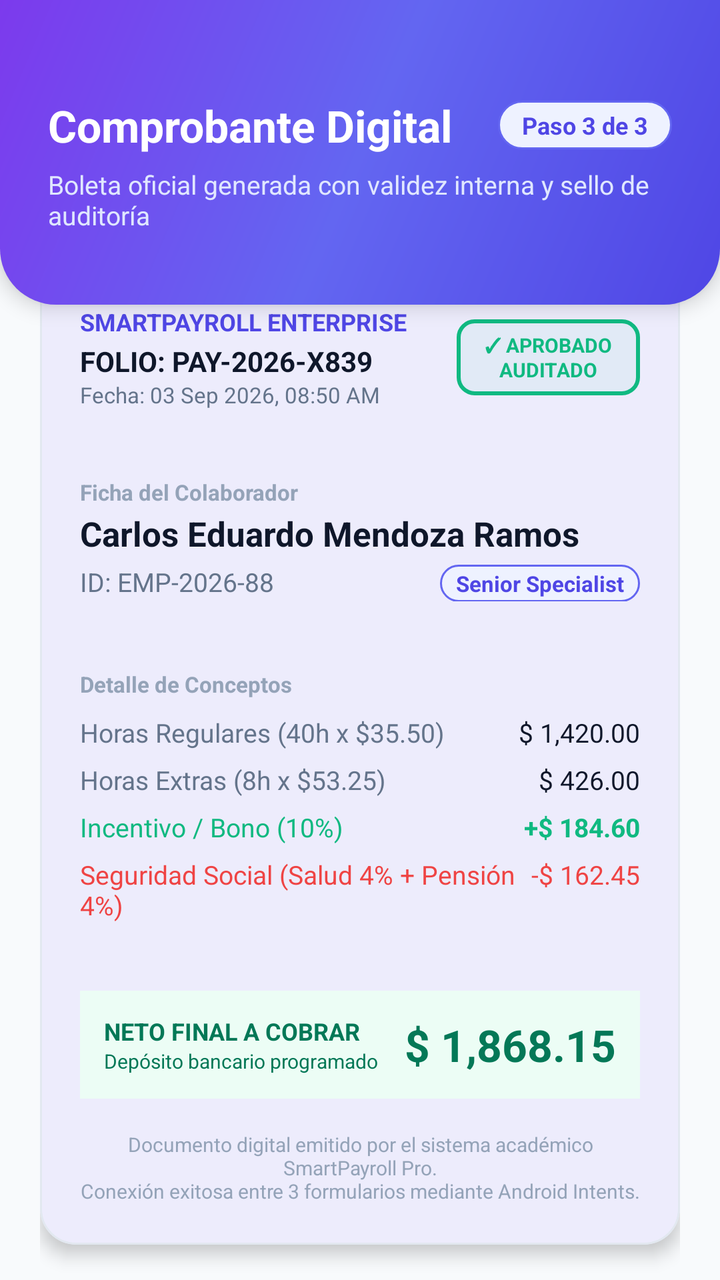
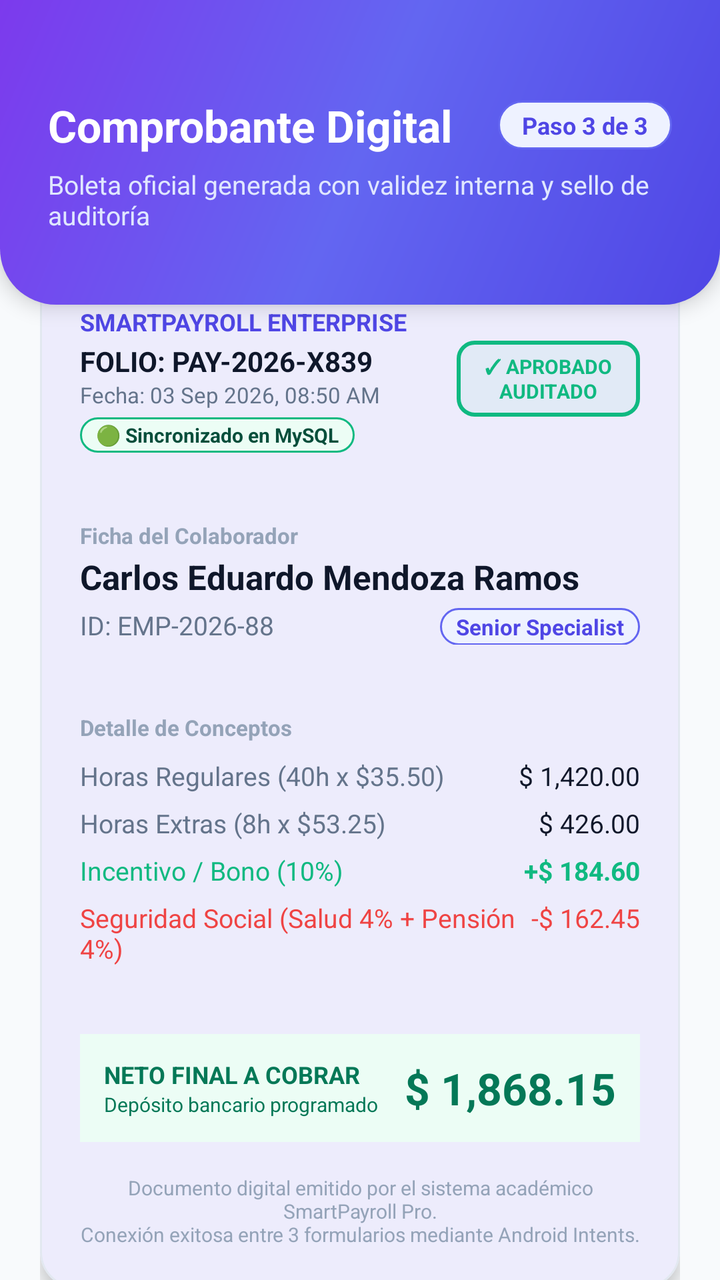

Two renders of the same Android screen: before a commit and after it. Below are the layout's source before the change and the commit's diff.
<!-- AndroidManifest.xml: application theme Theme.Act1Sem3AppsMov -->
<!-- res/layout/activity_voucher.xml -->
<?xml version="1.0" encoding="utf-8"?>
<androidx.coordinatorlayout.widget.CoordinatorLayout xmlns:android="http://schemas.android.com/apk/res/android"
    xmlns:app="http://schemas.android.com/apk/res-auto"
    xmlns:tools="http://schemas.android.com/tools"
    android:layout_width="match_parent"
    android:layout_height="match_parent"
    android:background="@color/background_light"
    tools:context=".VoucherActivity">

    <androidx.core.widget.NestedScrollView
        android:layout_width="match_parent"
        android:layout_height="match_parent"
        android:fillViewport="true">

        <LinearLayout
            android:layout_width="match_parent"
            android:layout_height="wrap_content"
            android:orientation="vertical">

            
            <LinearLayout
                android:layout_width="match_parent"
                android:layout_height="wrap_content"
                android:background="@drawable/bg_gradient_header"
                android:elevation="6dp"
                android:orientation="vertical"
                android:paddingHorizontal="24dp"
                android:paddingTop="48dp"
                android:paddingBottom="36dp">

                <LinearLayout
                    android:layout_width="match_parent"
                    android:layout_height="wrap_content"
                    android:gravity="center_vertical"
                    android:orientation="horizontal">

                    <TextView
                        android:layout_width="0dp"
                        android:layout_height="wrap_content"
                        android:layout_weight="1"
                        android:text="Comprobante Digital"
                        android:textColor="@color/white"
                        android:textSize="22sp"
                        android:textStyle="bold" />

                    <TextView
                        android:layout_width="wrap_content"
                        android:layout_height="wrap_content"
                        android:background="@drawable/bg_pill_badge"
                        android:paddingHorizontal="12dp"
                        android:paddingVertical="4dp"
                        android:text="Paso 3 de 3"
                        android:textColor="@color/primary"
                        android:textSize="12sp"
                        android:textStyle="bold" />
                </LinearLayout>

                <TextView
                    android:layout_width="wrap_content"
                    android:layout_height="wrap_content"
                    android:layout_marginTop="6dp"
                    android:text="Boleta oficial generada con validez interna y sello de auditoría"
                    android:textColor="#E0E7FF"
                    android:textSize="13sp" />
            </LinearLayout>

            
            <LinearLayout
                android:layout_width="match_parent"
                android:layout_height="wrap_content"
                android:layout_marginTop="-20dp"
                android:orientation="vertical"
                android:paddingHorizontal="20dp"
                android:paddingBottom="28dp">

                <com.google.android.material.card.MaterialCardView
                    style="@style/CardModern"
                    android:layout_width="match_parent"
                    android:layout_height="wrap_content"
                    app:cardElevation="5dp">

                    <LinearLayout
                        android:layout_width="match_parent"
                        android:layout_height="wrap_content"
                        android:orientation="vertical"
                        android:padding="20dp">

                        
                        <LinearLayout
                            android:layout_width="match_parent"
                            android:layout_height="wrap_content"
                            android:gravity="center_vertical"
                            android:orientation="horizontal">

                            <LinearLayout
                                android:layout_width="0dp"
                                android:layout_height="wrap_content"
                                android:layout_weight="1"
                                android:orientation="vertical">

                                <TextView
                                    android:layout_width="wrap_content"
                                    android:layout_height="wrap_content"
                                    android:text="SMARTPAYROLL ENTERPRISE"
                                    android:textColor="@color/primary"
                                    android:textSize="12sp"
                                    android:textStyle="bold" />

                                <TextView
                                    android:id="@+id/tvVoucherFolio"
                                    android:layout_width="wrap_content"
                                    android:layout_height="wrap_content"
                                    android:layout_marginTop="2dp"
                                    android:text="FOLIO: PAY-2026-X839"
                                    android:textColor="@color/text_primary"
                                    android:textSize="14sp"
                                    android:textStyle="bold" />

                                <TextView
                                    android:id="@+id/tvIssueDate"
                                    android:layout_width="wrap_content"
                                    android:layout_height="wrap_content"
                                    android:text="Fecha: 03 Sep 2026, 08:50 AM"
                                    android:textColor="@color/text_secondary"
                                    android:textSize="11sp" />
                            </LinearLayout>

                            
                            <TextView
                                android:id="@+id/tvApprovedStamp"
                                android:layout_width="wrap_content"
                                android:layout_height="wrap_content"
                                android:background="@drawable/bg_stamp_approved"
                                android:text="✓ APROBADO\nAUDITADO"
                                android:textAlignment="center"
                                android:textColor="@color/secondary"
                                android:textSize="10sp"
                                android:textStyle="bold" />
                        </LinearLayout>

                        
                        <View
                            android:layout_width="match_parent"
                            android:layout_height="2dp"
                            android:layout_marginVertical="16dp"
                            android:background="@drawable/bg_dashed_line" />

                        
                        <TextView
                            android:layout_width="wrap_content"
                            android:layout_height="wrap_content"
                            android:text="Ficha del Colaborador"
                            android:textColor="@color/text_tertiary"
                            android:textSize="11sp"
                            android:textStyle="bold" />

                        <TextView
                            android:id="@+id/tvVoucherFullName"
                            android:layout_width="wrap_content"
                            android:layout_height="wrap_content"
                            android:layout_marginTop="2dp"
                            android:text="Carlos Eduardo Mendoza Ramos"
                            android:textColor="@color/text_primary"
                            android:textSize="17sp"
                            android:textStyle="bold" />

                        <LinearLayout
                            android:layout_width="match_parent"
                            android:layout_height="wrap_content"
                            android:layout_marginTop="4dp"
                            android:orientation="horizontal">

                            <TextView
                                android:id="@+id/tvVoucherCode"
                                android:layout_width="0dp"
                                android:layout_height="wrap_content"
                                android:layout_weight="1"
                                android:text="ID: EMP-2026-88"
                                android:textColor="@color/text_secondary"
                                android:textSize="13sp" />

                            <TextView
                                android:id="@+id/tvVoucherRank"
                                android:layout_width="wrap_content"
                                android:layout_height="wrap_content"
                                android:background="@drawable/bg_pill_badge"
                                android:paddingHorizontal="8dp"
                                android:paddingVertical="2dp"
                                android:text="Senior Specialist"
                                android:textColor="@color/primary"
                                android:textSize="11sp"
                                android:textStyle="bold" />
                        </LinearLayout>

                        
                        <View
                            android:layout_width="match_parent"
                            android:layout_height="2dp"
                            android:layout_marginVertical="16dp"
                            android:background="@drawable/bg_dashed_line" />

                        
                        <TextView
                            android:layout_width="wrap_content"
                            android:layout_height="wrap_content"
                            android:text="Detalle de Conceptos"
                            android:textColor="@color/text_tertiary"
                            android:textSize="11sp"
                            android:textStyle="bold" />

                        
                        <LinearLayout
                            android:layout_width="match_parent"
                            android:layout_height="wrap_content"
                            android:layout_marginTop="8dp"
                            android:orientation="horizontal">

                            <TextView
                                android:id="@+id/tvConceptRegularLabel"
                                android:layout_width="0dp"
                                android:layout_height="wrap_content"
                                android:layout_weight="1"
                                android:text="Horas Regulares (40h x $35.50)"
                                android:textColor="@color/text_secondary"
                                android:textSize="13sp" />

                            <TextView
                                android:id="@+id/tvConceptRegularPay"
                                android:layout_width="wrap_content"
                                android:layout_height="wrap_content"
                                android:text="$ 1,420.00"
                                android:textColor="@color/text_primary"
                                android:textSize="13sp" />
                        </LinearLayout>

                        
                        <LinearLayout
                            android:layout_width="match_parent"
                            android:layout_height="wrap_content"
                            android:layout_marginTop="6dp"
                            android:orientation="horizontal">

                            <TextView
                                android:id="@+id/tvConceptOvertimeLabel"
                                android:layout_width="0dp"
                                android:layout_height="wrap_content"
                                android:layout_weight="1"
                                android:text="Horas Extras (8h x $53.25)"
                                android:textColor="@color/text_secondary"
                                android:textSize="13sp" />

                            <TextView
                                android:id="@+id/tvConceptOvertimePay"
                                android:layout_width="wrap_content"
                                android:layout_height="wrap_content"
                                android:text="$ 426.00"
                                android:textColor="@color/text_primary"
                                android:textSize="13sp" />
                        </LinearLayout>

                        
                        <LinearLayout
                            android:layout_width="match_parent"
                            android:layout_height="wrap_content"
                            android:layout_marginTop="6dp"
                            android:orientation="horizontal">

                            <TextView
                                android:id="@+id/tvConceptBonusLabel"
                                android:layout_width="0dp"
                                android:layout_height="wrap_content"
                                android:layout_weight="1"
                                android:text="Incentivo / Bono (10%)"
                                android:textColor="@color/secondary"
                                android:textSize="13sp" />

                            <TextView
                                android:id="@+id/tvConceptBonusPay"
                                android:layout_width="wrap_content"
                                android:layout_height="wrap_content"
                                android:text="+$ 184.60"
                                android:textColor="@color/secondary"
                                android:textSize="13sp"
                                android:textStyle="bold" />
                        </LinearLayout>

                        
                        <LinearLayout
                            android:layout_width="match_parent"
                            android:layout_height="wrap_content"
                            android:layout_marginTop="6dp"
                            android:orientation="horizontal">

                            <TextView
                                android:layout_width="0dp"
                                android:layout_height="wrap_content"
                                android:layout_weight="1"
                                android:text="Seguridad Social (Salud 4% + Pensión 4%)"
                                android:textColor="@color/danger"
                                android:textSize="13sp" />

                            <TextView
                                android:id="@+id/tvConceptDeductions"
                                android:layout_width="wrap_content"
                                android:layout_height="wrap_content"
                                android:text="-$ 162.45"
                                android:textColor="@color/danger"
                                android:textSize="13sp" />
                        </LinearLayout>

                        
                        <View
                            android:layout_width="match_parent"
                            android:layout_height="2dp"
                            android:layout_marginVertical="16dp"
                            android:background="@drawable/bg_dashed_line" />

                        
                        <LinearLayout
                            android:layout_width="match_parent"
                            android:layout_height="wrap_content"
                            android:background="@color/secondary_light"
                            android:gravity="center_vertical"
                            android:orientation="horizontal"
                            android:padding="12dp">

                            <LinearLayout
                                android:layout_width="0dp"
                                android:layout_height="wrap_content"
                                android:layout_weight="1"
                                android:orientation="vertical">

                                <TextView
                                    android:layout_width="wrap_content"
                                    android:layout_height="wrap_content"
                                    android:text="NETO FINAL A COBRAR"
                                    android:textColor="@color/secondary_dark"
                                    android:textSize="12sp"
                                    android:textStyle="bold" />

                                <TextView
                                    android:layout_width="wrap_content"
                                    android:layout_height="wrap_content"
                                    android:text="Depósito bancario programado"
                                    android:textColor="@color/secondary_dark"
                                    android:textSize="10sp" />
                            </LinearLayout>

                            <TextView
                                android:id="@+id/tvVoucherNetPay"
                                android:layout_width="wrap_content"
                                android:layout_height="wrap_content"
                                android:text="$ 1,868.15"
                                android:textColor="@color/secondary_dark"
                                android:textSize="22sp"
                                android:textStyle="bold" />
                        </LinearLayout>

                        <TextView
                            android:layout_width="match_parent"
                            android:layout_height="wrap_content"
                            android:layout_marginTop="16dp"
                            android:gravity="center"
                            android:text="Documento digital emitido por el sistema académico SmartPayroll Pro.\nConexión exitosa entre 3 formularios mediante Android Intents."
                            android:textColor="@color/text_tertiary"
                            android:textSize="10sp" />

                    </LinearLayout>
                </com.google.android.material.card.MaterialCardView>

                
                <LinearLayout
                    android:layout_width="match_parent"
                    android:layout_height="wrap_content"
                    android:layout_marginTop="16dp"
                    android:orientation="vertical">

                    
                    <com.google.android.material.button.MaterialButton
                        android:id="@+id/btnDownloadReceipt"
                        style="@style/ButtonRounded"
                        android:layout_width="match_parent"
                        android:layout_height="56dp"
                        android:text="📥 Descargar Boleta (.txt)"
                        android:textSize="15sp"
                        app:backgroundTint="@color/primary" />

                    
                    <com.google.android.material.button.MaterialButton
                        android:id="@+id/btnShareReceipt"
                        style="@style/ButtonRounded"
                        android:layout_width="match_parent"
                        android:layout_height="56dp"
                        android:layout_marginTop="8dp"
                        android:text="📲 Compartir Comprobante"
                        android:textSize="15sp"
                        app:backgroundTint="@color/secondary" />

                    
                    <com.google.android.material.button.MaterialButton
                        android:id="@+id/btnRestart"
                        style="@style/ButtonRounded.Secondary"
                        android:layout_width="match_parent"
                        android:layout_height="wrap_content"
                        android:layout_marginTop="8dp"
                        android:text="🔄 Nuevo Registro (Paso 1)"
                        android:textColor="@color/primary"
                        android:textSize="14sp" />

                    
                    <com.google.android.material.button.MaterialButton
                        android:id="@+id/btnGoToDashboard"
                        style="@style/ButtonRounded.Secondary"
                        android:layout_width="match_parent"
                        android:layout_height="wrap_content"
                        android:layout_marginTop="8dp"
                        android:text="📊 Volver al Dashboard Central"
                        android:textColor="@color/primary_dark"
                        android:textSize="14sp" />

                    
                    <com.google.android.material.button.MaterialButton
                        android:id="@+id/btnEditPayroll"
                        style="@style/ButtonRounded.Outlined"
                        android:layout_width="match_parent"
                        android:layout_height="wrap_content"
                        android:layout_marginTop="8dp"
                        android:text="✏️ Modificar Liquidación Completa"
                        android:textColor="@color/primary"
                        android:textSize="14sp" />
                </LinearLayout>

            </LinearLayout>
        </LinearLayout>
    </androidx.core.widget.NestedScrollView>

</androidx.coordinatorlayout.widget.CoordinatorLayout>
<!-- resources referenced by this layout -->
<resources>
  <color name="background_light">#F8FAFC</color>
  <color name="danger">#EF4444</color>
  <color name="primary">#4F46E5</color>
  <color name="primary_dark">#3730A3</color>
  <color name="secondary">#10B981</color>
  <color name="secondary_dark">#047857</color>
  <color name="secondary_light">#ECFDF5</color>
  <color name="text_primary">#0F172A</color>
  <color name="text_secondary">#64748B</color>
  <color name="text_tertiary">#94A3B8</color>
  <color name="white">#FFFFFFFF</color>
  <!-- drawable bg_dashed_line (drawable) -->
  <?xml version="1.0" encoding="utf-8"?>
  <shape xmlns:android="http://schemas.android.com/apk/res/android"
      android:shape="line">
      <stroke
          android:width="2dp"
          android:color="#CBD5E1"
          android:dashWidth="8dp"
          android:dashGap="6dp" />
  </shape>
  <!-- drawable bg_gradient_header (drawable) -->
  <?xml version="1.0" encoding="utf-8"?>
  <shape xmlns:android="http://schemas.android.com/apk/res/android"
      android:shape="rectangle">
      <gradient
          android:angle="135"
          android:startColor="#4F46E5"
          android:centerColor="#6366F1"
          android:endColor="#7C3AED"
          android:type="linear" />
      <corners
          android:bottomLeftRadius="28dp"
          android:bottomRightRadius="28dp" />
  </shape>
  <!-- drawable bg_pill_badge (drawable) -->
  <?xml version="1.0" encoding="utf-8"?>
  <shape xmlns:android="http://schemas.android.com/apk/res/android"
      android:shape="rectangle">
      <solid android:color="@color/primary_light" />
      <stroke
          android:width="1dp"
          android:color="@color/border_focus" />
      <corners android:radius="50dp" />
  </shape>
  <!-- drawable bg_stamp_approved (drawable) -->
  <?xml version="1.0" encoding="utf-8"?>
  <shape xmlns:android="http://schemas.android.com/apk/res/android"
      android:shape="rectangle">
      <solid android:color="#0D10B981" />
      <stroke
          android:width="2dp"
          android:color="@color/secondary" />
      <corners android:radius="8dp" />
      <padding
          android:bottom="6dp"
          android:left="14dp"
          android:right="14dp"
          android:top="6dp" />
  </shape>
  <style name="ButtonRounded" parent="Widget.Material3.Button">
          <item name="cornerRadius">14dp</item>
          <item name="android:textStyle">bold</item>
      </style>
  <style name="ButtonRounded.Outlined" parent="Widget.Material3.Button.OutlinedButton">
          <item name="cornerRadius">14dp</item>
          <item name="android:textStyle">bold</item>
          <item name="strokeColor">@color/primary</item>
      </style>
  <style name="ButtonRounded.Secondary" parent="Widget.Material3.Button.TonalButton">
          <item name="cornerRadius">14dp</item>
          <item name="android:textStyle">bold</item>
      </style>
  <style name="CardModern" parent="Widget.Material3.CardView.Elevated">
          <item name="cardCornerRadius">18dp</item>
          <item name="cardElevation">3dp</item>
          <item name="strokeColor">@color/border_subtle</item>
          <item name="strokeWidth">1dp</item>
          <item name="cardBackgroundColor">@color/surface_white</item>
      </style>
  <style name="Theme.Act1Sem3AppsMov" parent="Base.Theme.Act1Sem3AppsMov" />
  <color name="primary_light">#EEF2FF</color>
  <color name="border_focus">#6366F1</color>
  <color name="border_subtle">#E2E8F0</color>
  <color name="surface_white">#FFFFFF</color>
  <color name="on_primary">#FFFFFF</color>
  <color name="primary_container">#E0E7FF</color>
  <color name="on_secondary">#FFFFFF</color>
  <color name="accent_amber">#F59E0B</color>
  <!-- unchanged entries left out for length: 1 -->
</resources>

<!-- the commit's change to res/layout/activity_voucher.xml (unified diff, before → after) -->
@@ -123,6 +123,19 @@
                                     android:text="Fecha: 03 Sep 2026, 08:50 AM"
                                     android:textColor="@color/text_secondary"
                                     android:textSize="11sp" />
+
+                                <TextView
+                                    android:id="@+id/tvVoucherSyncStatus"
+                                    android:layout_width="wrap_content"
+                                    android:layout_height="wrap_content"
+                                    android:layout_marginTop="4dp"
+                                    android:background="@drawable/bg_pill_badge_emerald"
+                                    android:paddingHorizontal="8dp"
+                                    android:paddingVertical="2dp"
+                                    android:text="🟢 Sincronizado en MySQL"
+                                    android:textColor="@color/on_accent_emerald"
+                                    android:textSize="10sp"
+                                    android:textStyle="bold" />
                             </LinearLayout>
 
                             
<!-- resource entries referenced after the edit -->
@@ -2,6 +2,7 @@
 <resources>
   <color name="background_light">#F8FAFC</color>
   <color name="danger">#EF4444</color>
+  <color name="on_accent_emerald">#064E3B</color>
   <color name="primary">#4F46E5</color>
   <color name="primary_dark">#3730A3</color>
   <color name="secondary">#10B981</color>
@@ -43,6 +44,16 @@
       <stroke
           android:width="1dp"
           android:color="@color/border_focus" />
+      <corners android:radius="50dp" />
+  </shape>
+  <!-- drawable bg_pill_badge_emerald (drawable) -->
+  <?xml version="1.0" encoding="utf-8"?>
+  <shape xmlns:android="http://schemas.android.com/apk/res/android"
+      android:shape="rectangle">
+      <solid android:color="@color/secondary_light" />
+      <stroke
+          android:width="1dp"
+          android:color="@color/secondary" />
       <corners android:radius="50dp" />
   </shape>
   <!-- drawable bg_stamp_approved (drawable) -->
